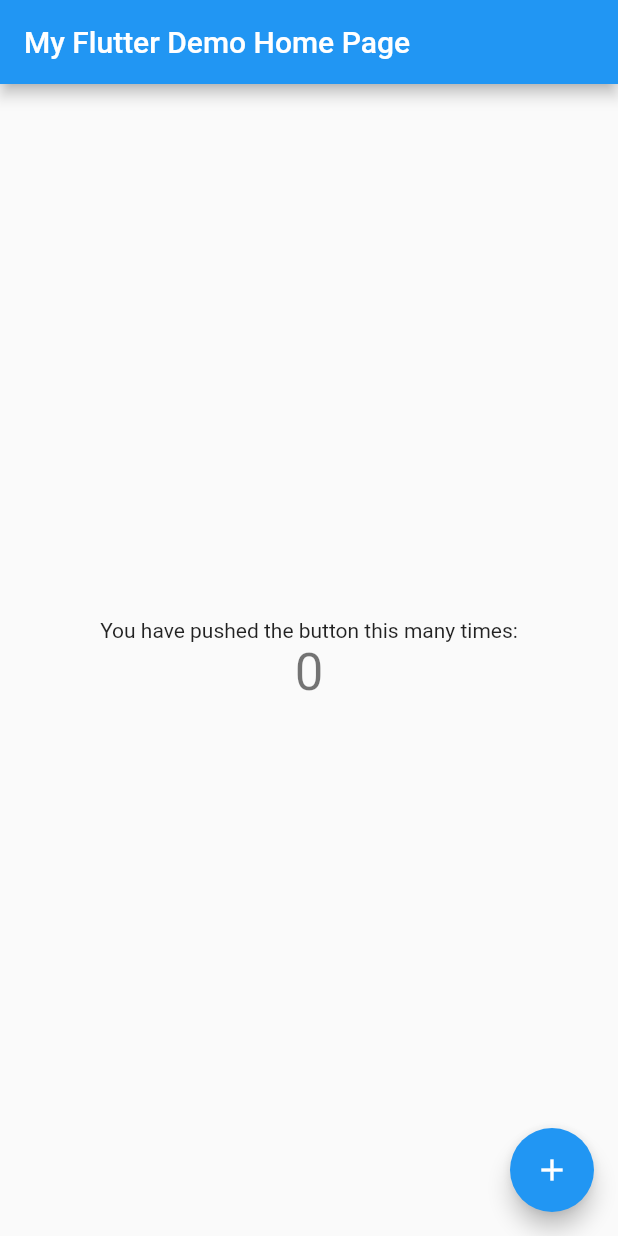
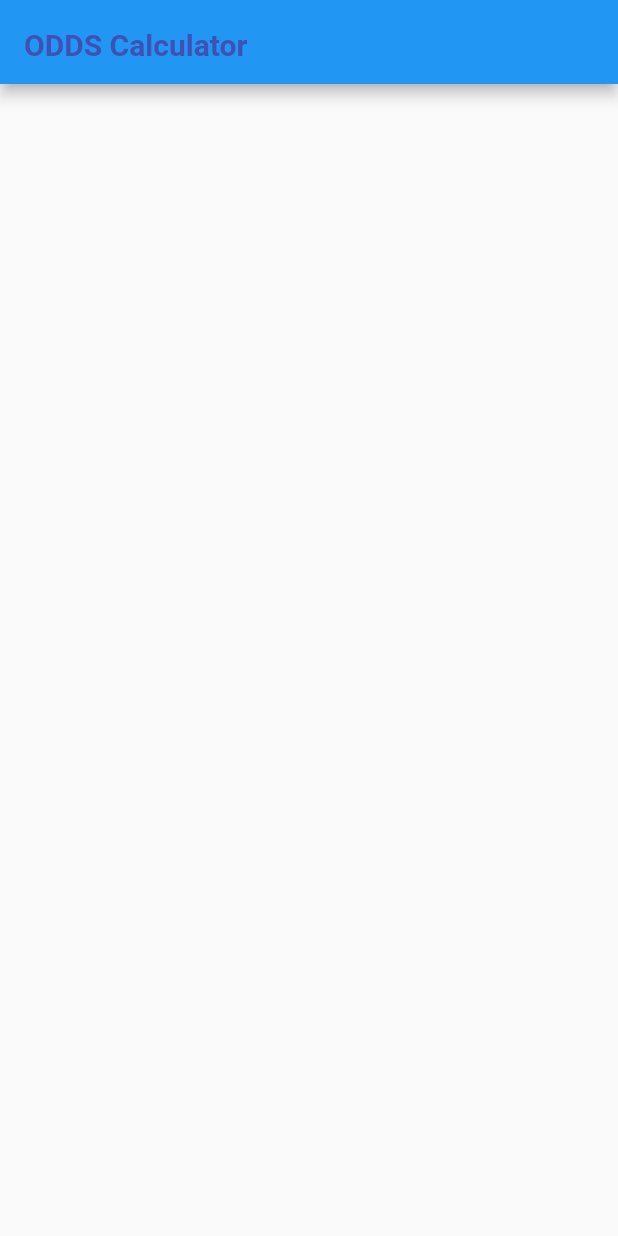
Before and after one commit to zkan/hello-flutter, a Flutter app: the screen it shows after launch, on a phone screen of 412 x 824 dp. Run offline on Flutter 3.47's test engine with Material 2 defaults, Android fonts, the phone set to English and light mode, and no system bars.

Commit message:
feat: Create new home page with custom style

```diff
--- /dev/null
+++ b/calculator/lib/home.dart
@@ -0,0 +1,20 @@
+import 'package:flutter/material.dart';
+
+class HomePage extends StatelessWidget {
+  const HomePage({super.key});
+
+  @override
+  Widget build(BuildContext context) {
+    return Scaffold(
+      appBar: AppBar(
+        title: const Text("ODDS Calculator",
+            style: TextStyle(
+              fontSize: 20,
+              fontWeight: FontWeight.bold,
+              height: 1.5,
+              color: Colors.indigo,
+            )),
+      ),
+    );
+  }
+}
--- a/calculator/lib/main.dart
+++ b/calculator/lib/main.dart
@@ -1,4 +1,6 @@
 import 'package:flutter/material.dart';
+
+import 'home.dart';
 
 void main() {
   runApp(const MyApp());
@@ -24,92 +26,7 @@ class MyApp extends StatelessWidget {
         // is not restarted.
         primarySwatch: Colors.blue,
       ),
-      home: const MyHomePage(title: 'My Flutter Demo Home Page'),
+      home: const HomePage(),
     );
   }
 }
-
-class MyHomePage extends StatefulWidget {
-  const MyHomePage({super.key, required this.title});
-
-  // This widget is the home page of your application. It is stateful, meaning
-  // that it has a State object (defined below) that contains fields that affect
-  // how it looks.
-
-  // This class is the configuration for the state. It holds the values (in this
-  // case the title) provided by the parent (in this case the App widget) and
-  // used by the build method of the State. Fields in a Widget subclass are
-  // always marked "final".
-
-  final String title;
-
-  @override
-  State<MyHomePage> createState() => _MyHomePageState();
-}
-
-class _MyHomePageState extends State<MyHomePage> {
-  int _counter = 0;
-
-  void _incrementCounter() {
-    setState(() {
-      // This call to setState tells the Flutter framework that something has
-      // changed in this State, which causes it to rerun the build method below
-      // so that the display can reflect the updated values. If we changed
-      // _counter without calling setState(), then the build method would not be
-      // called again, and so nothing would appear to happen.
-      _counter++;
-    });
-  }
-
-  @override
-  Widget build(BuildContext context) {
-    // This method is rerun every time setState is called, for instance as done
-    // by the _incrementCounter method above.
-    //
-    // The Flutter framework has been optimized to make rerunning build methods
-    // fast, so that you can just rebuild anything that needs updating rather
-    // than having to individually change instances of widgets.
-    return Scaffold(
-      appBar: AppBar(
-        // Here we take the value from the MyHomePage object that was created by
-        // the App.build method, and use it to set our appbar title.
-        title: Text(widget.title),
-      ),
-      body: Center(
-        // Center is a layout widget. It takes a single child and positions it
-        // in the middle of the parent.
-        child: Column(
-          // Column is also a layout widget. It takes a list of children and
-          // arranges them vertically. By default, it sizes itself to fit its
-          // children horizontally, and tries to be as tall as its parent.
-          //
-          // Invoke "debug painting" (press "p" in the console, choose the
-          // "Toggle Debug Paint" action from the Flutter Inspector in Android
-          // Studio, or the "Toggle Debug Paint" command in Visual Studio Code)
-          // to see the wireframe for each widget.
-          //
-          // Column has various properties to control how it sizes itself and
-          // how it positions its children. Here we use mainAxisAlignment to
-          // center the children vertically; the main axis here is the vertical
-          // axis because Columns are vertical (the cross axis would be
-          // horizontal).
-          mainAxisAlignment: MainAxisAlignment.center,
-          children: <Widget>[
-            const Text(
-              'You have pushed the button this many times:',
-            ),
-            Text(
-              '$_counter',
-              style: Theme.of(context).textTheme.headlineMedium,
-            ),
-          ],
-        ),
-      ),
-      floatingActionButton: FloatingActionButton(
-        onPressed: _incrementCounter,
-        tooltip: 'Increment',
-        child: const Icon(Icons.add),
-      ), // This trailing comma makes auto-formatting nicer for build methods.
-    );
-  }
-}
```
